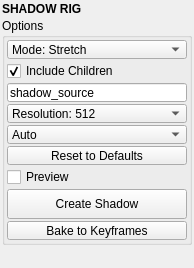
Above: mayatk/rig_utils/shadow_rig.ui from m3trik/mayatk before the change. Below: the same form after it.
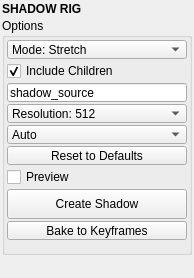
That is the form after the change. Custom widgets are drawn as their Qt base class.

```diff
--- a/mayatk/rig_utils/shadow_rig.ui
+++ b/mayatk/rig_utils/shadow_rig.ui
@@ -45,6 +45,12 @@
     </item>
     <item>
      <widget class="QGroupBox" name="groupBox">
+      <property name="sizePolicy">
+       <sizepolicy hsizetype="Preferred" vsizetype="Fixed">
+        <horstretch>0</horstretch>
+        <verstretch>0</verstretch>
+       </sizepolicy>
+      </property>
       <property name="title">
        <string>Options</string>
       </property>
@@ -287,10 +293,13 @@
          <property name="orientation">
           <enum>Qt::Vertical</enum>
          </property>
+         <property name="sizeType">
+          <enum>QSizePolicy::Fixed</enum>
+         </property>
          <property name="sizeHint" stdset="0">
           <size>
            <width>20</width>
-           <height>40</height>
+           <height>10</height>
           </size>
          </property>
         </spacer>
```
